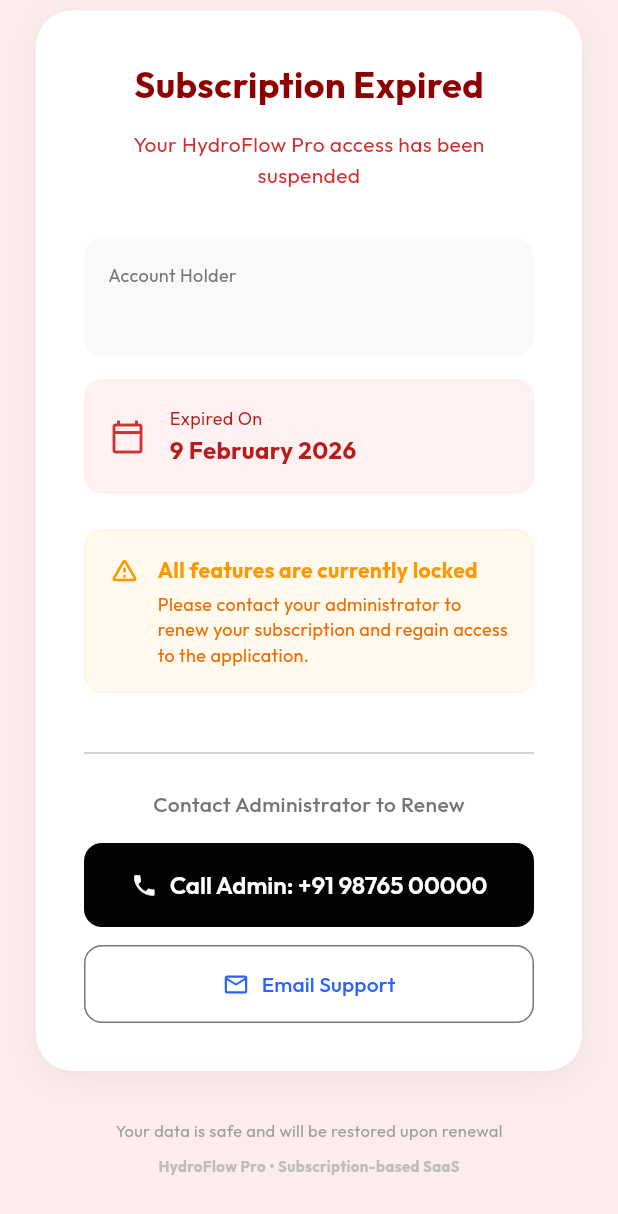
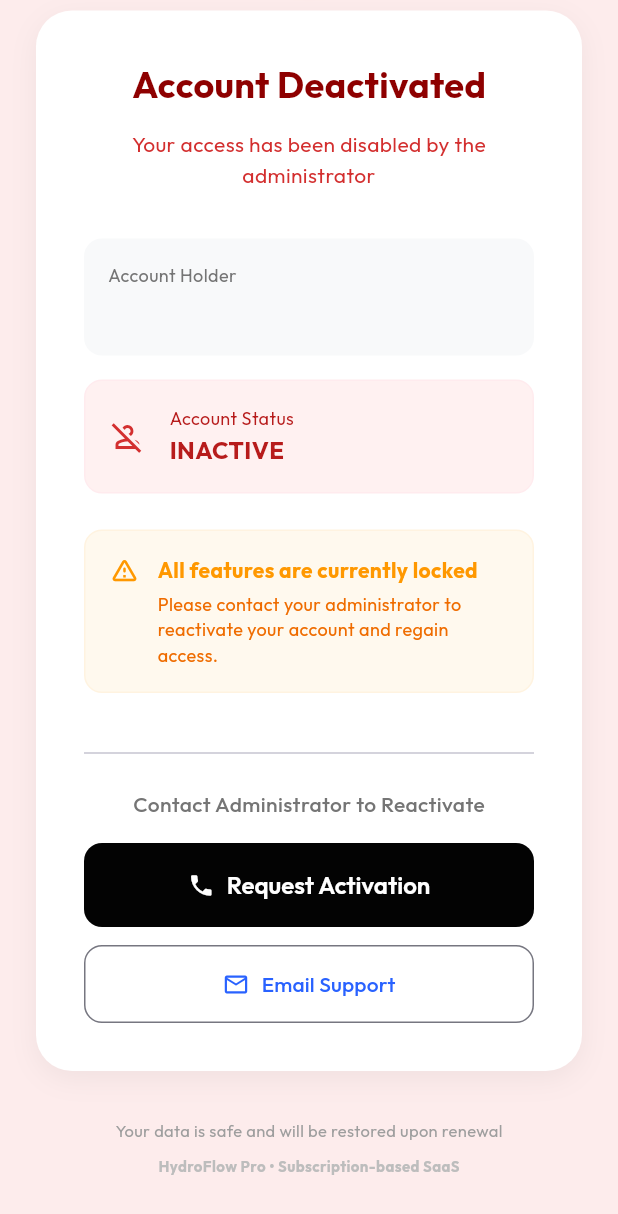
Before and after one commit to graycodder/hydroflow, a Flutter app: the SubscriptionLockPage screen opened directly with empty values, scrolled down 215 dp, on a phone screen of 412 x 824 dp. Shown: the top 1214 px of the screen. Run offline on Flutter 3.47's test engine with Material 3 defaults, Android fonts, the phone set to English and light mode, and no system bars; our stand-ins replace dropdown_search, equatable, firebase_core, firebase_database, flutter_bloc, get_it and 6 more; accounts and stored records are empty.

Commit message:
subscription new fix

```diff
--- a/lib/features/auth/presentation/bloc/auth_bloc.dart
+++ b/lib/features/auth/presentation/bloc/auth_bloc.dart
@@ -77,8 +77,10 @@
   ) async {
     if (event.salesman != null && event.salesman is Salesman) {
       final salesman = event.salesman as Salesman;
-      if (salesman.subscriptionExpiry != null &&
-          salesman.subscriptionExpiry!.isBefore(DateTime.now())) {
+      final bool isExpired = salesman.subscriptionExpiry != null &&
+          salesman.subscriptionExpiry!.isBefore(DateTime.now());
+
+      if (!salesman.isActive || isExpired) {
         emit(AuthSubscriptionExpired(salesman));
       } else {
         emit(AuthAuthenticated(salesman));
--- a/lib/features/profile/presentation/pages/subscription_lock_page.dart
+++ b/lib/features/profile/presentation/pages/subscription_lock_page.dart
@@ -34,7 +34,12 @@
 
   @override
   Widget build(BuildContext context) {
+    final bool isDeactivated = !salesman.isActive;
+
     final expiryDate = salesman.subscriptionExpiry;
+    final bool isExpired = expiryDate != null &&
+        DateTime.now().isAfter(expiryDate);
+
     final formattedDate = expiryDate != null
         ? DateFormat('d MMMM yyyy').format(expiryDate)
         : 'Unknown';
@@ -102,19 +107,21 @@
                         ),
                         child: Column(
                           children: [
-                            const Text(
-                              'Subscription Expired',
-                              style: TextStyle(
+                            Text(
+                              isDeactivated ? 'Account Deactivated' : 'Subscription Expired',
+                              style: const TextStyle(
                                 fontSize: 24,
                                 fontWeight: FontWeight.bold,
                                 color: Color(0xFF8E0000),
                               ),
                             ),
                             const SizedBox(height: 12),
-                            const Text(
-                              'Your HydroFlow Pro access has been suspended',
+                            Text(
+                              isDeactivated
+                                  ? 'Your access has been disabled by the administrator'
+                                  : 'Your HydroFlow Pro access has been suspended',
                               textAlign: TextAlign.center,
-                              style: TextStyle(
+                              style: const TextStyle(
                                 fontSize: 14,
                                 color: Color(0xFFD32F2F),
                                 height: 1.5,
@@ -154,7 +161,7 @@
                             ),
                             const SizedBox(height: 16),
 
-                            // Expiry Info
+                            // Expiry/Status Info
                             Container(
                               width: double.infinity,
                               padding: const EdgeInsets.all(16),
@@ -165,14 +172,17 @@
                               ),
                               child: Row(
                                 children: [
-                                  const Icon(Icons.calendar_today_outlined, color: Color(0xFFD32F2F)),
+                                  Icon(
+                                    isDeactivated ? Icons.person_off_outlined : Icons.calendar_today_outlined,
+                                    color: const Color(0xFFD32F2F)
+                                  ),
                                   const SizedBox(width: 16),
                                   Expanded(
                                     child: Column(
                                       crossAxisAlignment: CrossAxisAlignment.start,
                                       children: [
                                         Text(
-                                          'Expired On',
+                                          isDeactivated ? 'Account Status' : 'Expired On',
                                           style: TextStyle(
                                             fontSize: 12,
                                             color: Colors.red[900],
@@ -180,14 +190,14 @@
                                         ),
                                         const SizedBox(height: 2),
                                         Text(
-                                          formattedDate,
+                                          isDeactivated ? 'INACTIVE' : formattedDate,
                                           style: const TextStyle(
                                             fontSize: 16,
                                             fontWeight: FontWeight.bold,
                                             color: Color(0xFFB71C1C),
                                           ),
                                         ),
-                                        if (daysAgo > 0)
+                                        if (!isDeactivated && daysAgo > 0)
                                           Text(
                                             '$daysAgo days ago',
                                             style: TextStyle(
@@ -231,7 +241,9 @@
                                         ),
                                         const SizedBox(height: 4),
                                         Text(
-                                          'Please contact your administrator to renew your subscription and regain access to the application.',
+                                          isDeactivated
+                                              ? 'Please contact your administrator to reactivate your account and regain access.'
+                                              : 'Please contact your administrator to renew your subscription and regain access to the application.',
                                           style: TextStyle(
                                             color: Colors.orange[800],
                                             fontSize: 12,
@@ -250,7 +262,7 @@
                             const SizedBox(height: 16),
 
                             Text(
-                              'Contact Administrator to Renew',
+                              isDeactivated ? 'Contact Administrator to Reactivate' : 'Contact Administrator to Renew',
                               style: TextStyle(
                                 fontSize: 14,
                                 color: Colors.grey[600],
@@ -265,7 +277,7 @@
                               child: ElevatedButton.icon(
                                 onPressed: () => _makePhoneCall('+919876500000'), // Replace with actual admin number
                                 icon: const Icon(Icons.phone),
-                                label: const Text('Call Admin: +91 98765 00000'),
+                                label: Text(isDeactivated ? 'Request Activation' : 'Call Admin: +91 98765 00000'),
                                 style: ElevatedButton.styleFrom(
                                   backgroundColor: const Color(0xFF030303),
                                   foregroundColor: Colors.white,
```
